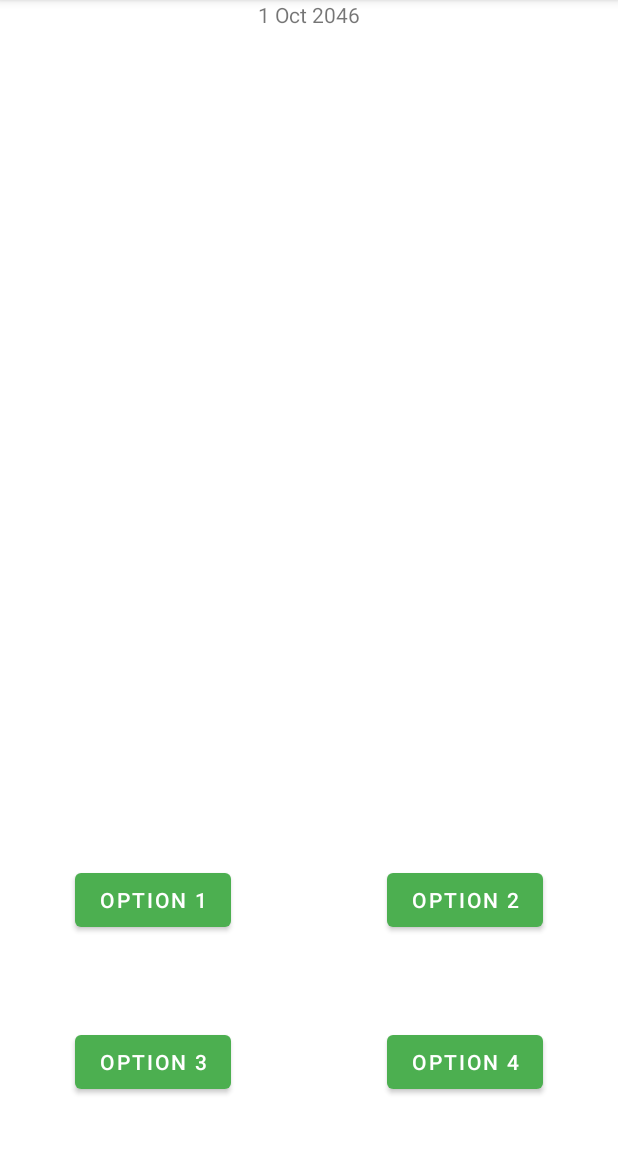
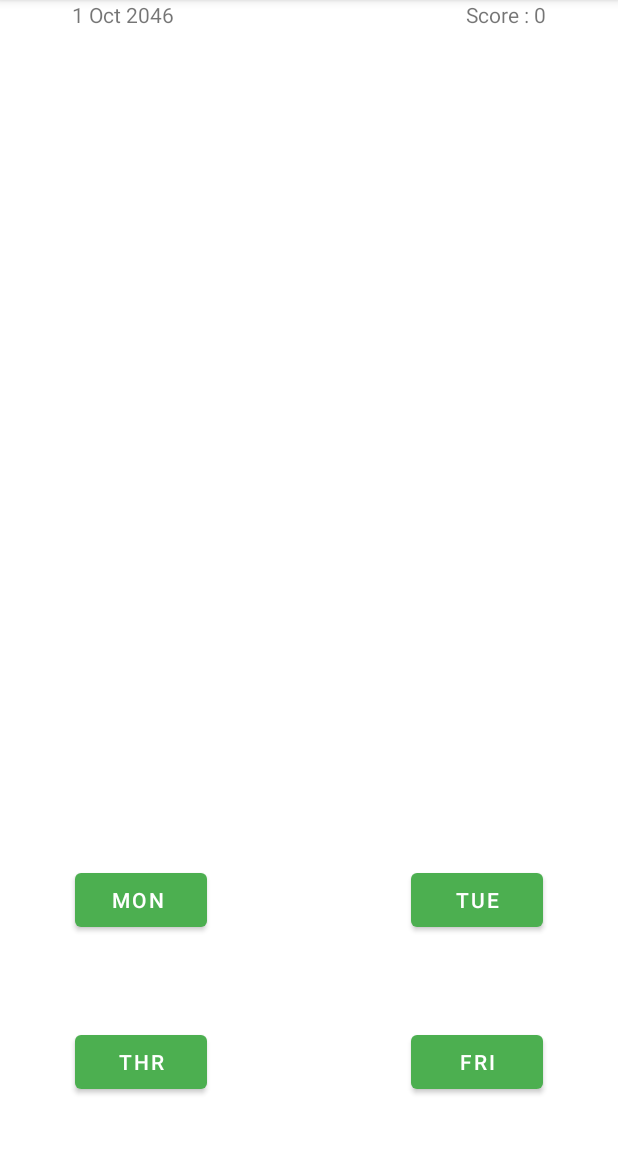
Before and after one commit to jaiakash/guesstheday, an Android app: the screen it shows after launch (MainActivity), on a phone screen of 412 x 824 dp, the part 84-1236 px from its top. Run offline under Robolectric (Android 15) with nearby library versions, the phone set to English and light mode, and no system bars.

Commit message:
Add random 4 options and validated the answers

```diff
--- a/app/src/main/java/com/amostrone/akash/gtd/MainActivity.java
+++ b/app/src/main/java/com/amostrone/akash/gtd/MainActivity.java
@@ -7,30 +7,60 @@ import android.os.Bundle;
 import android.os.Vibrator;
 import android.util.Log;
 import android.view.View;
+import android.widget.Button;
 import android.widget.TextView;
 import android.widget.Toast;
 
 import java.text.ParseException;
 import java.text.SimpleDateFormat;
+import java.util.ArrayList;
+import java.util.Collections;
 import java.util.Date;
 import java.util.GregorianCalendar;
 
 public class MainActivity extends AppCompatActivity {
-    static TextView date_text;
+    static TextView date_text,score_text;
+    Button opt_butt[]= new Button[4];
     static String ans;
     static String week[]={"Sun", "Mon", "Tue", "Wed", "Thr", "Fri", "Sat"};
+    private int Score=0;
 
     @Override
     protected void onCreate(Bundle savedInstanceState) {
         super.onCreate(savedInstanceState);
         setContentView(R.layout.activity_main);
+        opt_butt[0]=findViewById(R.id.button1);
+        opt_butt[1]=findViewById(R.id.button2);
+        opt_butt[2]=findViewById(R.id.button3);
+        opt_butt[3]=findViewById(R.id.button4);
+        date_text = findViewById(R.id.text_date);
+        score_text = findViewById(R.id.score);
 
-        date_text = findViewById(R.id.text_date);
         String strDate = setDate_Text();
         date_text.setText(strDate);
-        Toast.makeText(this, ans, Toast.LENGTH_SHORT).show();
+        score_text.setText("Score : "+Score);
+        //Toast.makeText(this, ans, Toast.LENGTH_SHORT).show();
 
+        make_option();
+    }
 
+    public void make_option(){
+        String opt[]={ans,"","",""};
+        int i=1;
+        while(i<4){
+            String temp=week[randBetween(0,6)].substring(0,3);
+            if(opt[0].equals(temp) || opt[1].equals(temp) || opt[2].equals(temp) || opt[3].equals(temp))
+                continue;
+            opt[i++]=temp;
+        }
+
+        ArrayList<Integer> rand_l = new ArrayList<Integer>();
+        for (i=0;i<4;i++) {
+            rand_l.add(i);
+        }
+        Collections.shuffle(rand_l);
+        for(i=0;i<4;i++)
+            opt_butt[rand_l.get(i)].setText(opt[i]);
     }
 
     public static String setDate_Text(){
@@ -52,8 +82,6 @@ public class MainActivity extends AppCompatActivity {
             Log.e("Date conversion","ParseException occured: " + e.getMessage());
         }
 
-        //Toast.makeText(this, dt, Toast.LENGTH_SHORT).show();
-
         return dt;
     }
 
@@ -67,22 +95,34 @@ public class MainActivity extends AppCompatActivity {
         Vibrator vibe = (Vibrator) getSystemService(Context.VIBRATOR_SERVICE);
         vibe.vibrate(80);
 
-        Toast.makeText(this, ans, Toast.LENGTH_SHORT).show();
+        //Toast.makeText(this, ans, Toast.LENGTH_SHORT).show();
+
+        switch (view.getId()) {
+            case R.id.button1:
+                if(opt_butt[0].getText().toString().equals(ans))
+                    Score++;
+                //Log.e("Options", opt_butt[0].getText().toString()+" "+ans);
+                break;
+            case R.id.button2:
+                if(opt_butt[1].getText().equals(ans))
+                    Score++;
+                break;
+            case R.id.button3:
+                if(opt_butt[2].getText().equals(ans))
+                    Score++;
+                break;
+            case R.id.button4:
+                if(opt_butt[3].getText().equals(ans))
+                    Score++;
+                break;
+        }
+
         String strDate = setDate_Text();
         date_text.setText(strDate);
-        switch (view.getId()) {
-            case R.id.button1:
-                date_text.setText(strDate);
-                break;
-            case R.id.button2:
-                date_text.setText(strDate);
-                break;
-            case R.id.button3:
-                date_text.setText(strDate);
-                break;
-            case R.id.button4:
-                date_text.setText(strDate);
-                break;
-        }
+
+        score_text.setText("Score : "+Score);
+
+        make_option();
+        //Toast.makeText(this, Integer.toString(Score), Toast.LENGTH_SHORT).show();
     }
 }
--- a/app/src/main/res/layout/activity_main.xml
+++ b/app/src/main/res/layout/activity_main.xml
@@ -10,13 +10,15 @@
         android:id="@+id/text_date"
         android:layout_width="wrap_content"
         android:layout_height="wrap_content"
-        android:text="Hello World!"
+        android:layout_marginStart="48dp"
+        android:text="Random Date"
         app:layout_constraintBottom_toBottomOf="parent"
         app:layout_constraintHorizontal_bias="0.5"
         app:layout_constraintLeft_toLeftOf="parent"
         app:layout_constraintRight_toRightOf="parent"
+        app:layout_constraintStart_toStartOf="parent"
         app:layout_constraintTop_toTopOf="parent"
-        app:layout_constraintVertical_bias="0" />
+        app:layout_constraintVertical_bias="0.0" />
 
     <Button
         android:id="@+id/button1"
@@ -65,4 +67,13 @@
         app:layout_constraintTop_toTopOf="parent"
         app:layout_constraintVertical_bias="0.95" />
 
+    <TextView
+        android:id="@+id/score"
+        android:layout_width="wrap_content"
+        android:layout_height="wrap_content"
+        android:layout_marginEnd="48dp"
+        android:text="Score"
+        app:layout_constraintEnd_toEndOf="parent"
+        tools:layout_editor_absoluteY="0dp" />
+
 </androidx.constraintlayout.widget.ConstraintLayout>
```
